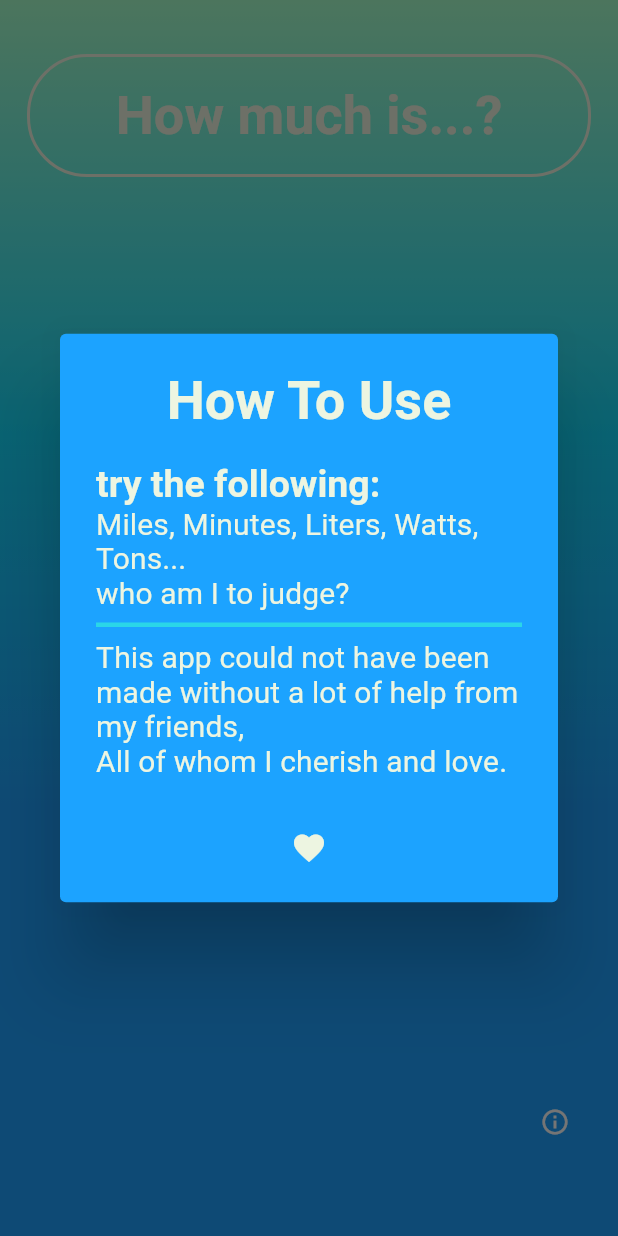
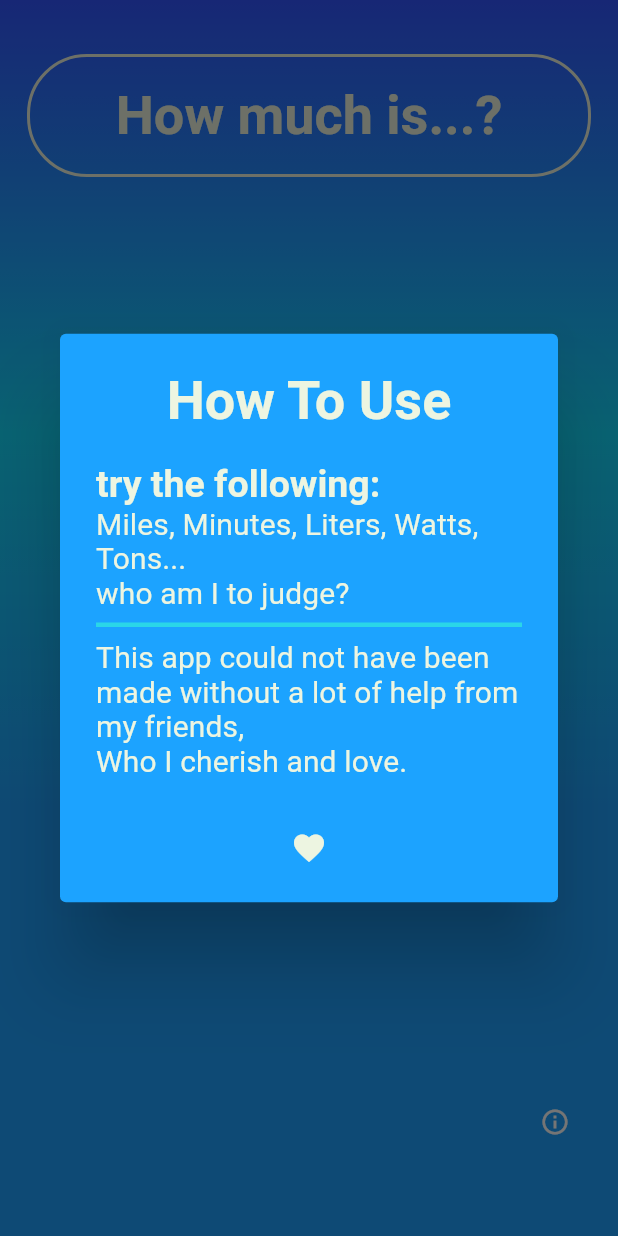
Before and after one commit to g-bulgarit/How-much-is-it, a Flutter app: the screen it shows after launch, after a tap on the "info outline" icon, on a phone screen of 412 x 824 dp. Run offline on Flutter 3.47's test engine with Material 2 defaults, Android fonts, the phone set to English and light mode, and no system bars; our stand-ins replace sprintf; Roboto replaces fonts that are missing (Bebas).

Commit message:
Cleaned up code and added shrek!
Also minor color changes

```diff
--- a/lib/colors.dart
+++ b/lib/colors.dart
@@ -36,7 +36,7 @@ const Color textColorHint = Color(0xFF379683);
 // Gradients
 const Color gradientBottom = Color(0xFF1FA2FF);
 const Color gradientCenter = Color(0xFF12D8FA);
-const Color gradientTop = Color(0xFFA6FFCB);
+const Color gradientTop = Color(0xFF3255ff);
 
 // Color reference taken from some of these:
 // https://visme.co/blog/wp-content/uploads/2016/09/website25-1024x512.jpg
--- a/lib/constants.dart
+++ b/lib/constants.dart
@@ -156,6 +156,7 @@ final convertTo = {"power"             : {"hamsters on a wheel" : 0.4,
                                          "parts of the time it takes Uranus to complete a revolution around the sun": 2.65136e9,
                                          "times the average time one spends picking his nose, per day":252,
                                          "times the average life expectency of a mosquito":604800,
+                                         "times the screen time of the movie Shrek™" : 5400,
                                         },
                   };
 
--- a/lib/customWidgets/InfoDialog.dart
+++ b/lib/customWidgets/InfoDialog.dart
@@ -20,7 +20,7 @@ class HelpDialog{
                 Text("Miles, Minutes, Liters, Watts, Tons...\nwho am I to judge?", style: Theme.of(context).textTheme.subtitle),
                 Divider(height: 20, color: foregroundColorInner, thickness: 3,),
                 Text(
-                  '''This app could not have been made without a lot of help from my friends,\nAll of whom I cherish and love.''',
+                  '''This app could not have been made without a lot of help from my friends,\nWho I cherish and love.''',
                    style: Theme.of(context).textTheme.subtitle),
                 SizedBox(height: 35,),
                 Row(
```
Also changed, not shown: lib/customWidgets/InputCalcDisp.dart (+8 -3 lines), lib/main.dart (+0 -21 lines).
